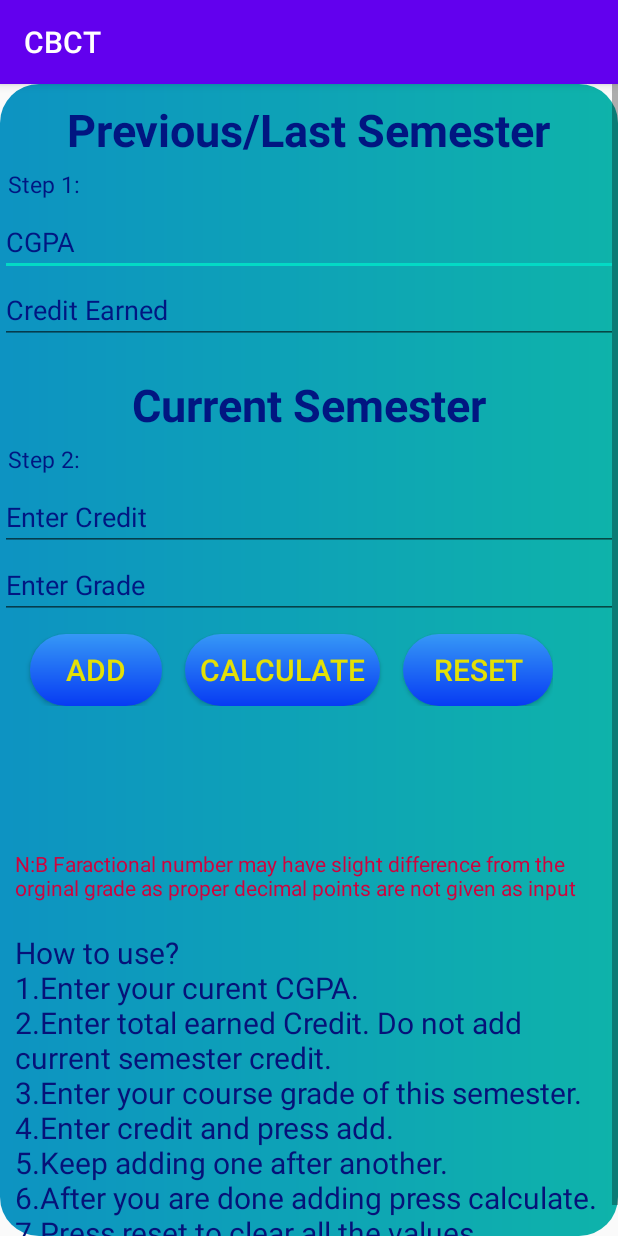
After one commit to CBCT-BBSR/CBCT_Android, an Android app: the directCgpaCalc screen opened directly, with no data from a screen before it, on a phone screen of 412 x 824 dp. The commit adds this screen. Run offline under Robolectric (Android 15) with nearby library versions, the light colour scheme and no system bars.

Commit message:
CGPA Calculater
SGPA calculater And CGPA calculater

```diff
--- a/app/src/main/AndroidManifest.xml
+++ b/app/src/main/AndroidManifest.xml
@@ -19,6 +19,9 @@
         <activity android:name=".StudentForgetPasswordActivity"/>
         <activity android:name=".FacultyForgetPasswordActivity"/>
         <activity android:name=".FacultySearchResult"/>
+        <activity android:name=".StudentCgpaActivity"/>
+        <activity android:name=".CGPACalc"/>
+        <activity android:name=".directCgpaCalc"/>
         <activity android:name=".TaskViewActivity"/>
         <activity android:name=".AddTaskActivity"/>
 
--- /dev/null
+++ b/app/src/main/java/com/cutm/majorproject/cbct/directCgpaCalc.java
@@ -0,0 +1,125 @@
+    package com.cutm.majorproject.cbct;
+
+    import android.os.Bundle;
+    import android.view.View;
+    import android.widget.Button;
+    import android.widget.EditText;
+    import android.widget.TextView;
+    import android.widget.Toast;
+
+    import androidx.appcompat.app.AppCompatActivity;
+
+    public class directCgpaCalc extends AppCompatActivity {
+
+        private EditText cgpaEdit;
+        private EditText totalCreditEdit;
+        private EditText gradeEdit;
+        private EditText creditEdit;
+
+        private Button add;
+        private Button calc;
+        private Button reset;
+
+        private TextView cgpaText;
+        private TextView courseText;
+
+        private int i = 0;
+        private double sumGrade = 0;
+        private double sumCredit = 0;
+
+        @Override
+        protected void onCreate(Bundle savedInstanceState) {
+            super.onCreate(savedInstanceState);
+            setContentView(R.layout.activity_direct_cgpa_calc);
+
+            cgpaEdit = findViewById(R.id.cgpaEditTextId);
+            totalCreditEdit = findViewById(R.id.totalCreditEarnedEditTextId);
+            gradeEdit = findViewById(R.id.gradeEditTextId);
+            creditEdit = findViewById(R.id.CreditEditTextId);
+
+            add = findViewById(R.id.addButtonId);
+            calc = findViewById(R.id.calculateButtonId);
+            reset = findViewById(R.id.resetButtonId);
+
+            cgpaText = findViewById(R.id.cgpaTextViewId);
+            courseText = findViewById(R.id.addedCourseTextViewId);
+
+
+            add.setOnClickListener(new View.OnClickListener() {
+                @Override
+                public void onClick(View v) {
+                    try{
+                        if(Double.parseDouble(creditEdit.getText().toString())<=10
+                                && Double.parseDouble(creditEdit.getText().toString())>=1) {
+                            if (Double.parseDouble(gradeEdit.getText().toString()) <= 10
+                                    && Double.parseDouble(gradeEdit.getText().toString()) >= 0) {
+
+                                sumGrade = sumGrade + (Double.parseDouble(gradeEdit.getText().toString()) * Double.parseDouble(creditEdit.getText().toString()));
+                                sumCredit = sumCredit + Double.parseDouble(creditEdit.getText().toString());
+                                i++;
+                                Toast.makeText(com.cutm.majorproject.cbct.directCgpaCalc.this, "Added", Toast.LENGTH_SHORT).show();
+                                courseText.setText(courseText.getText()+"\nCourse "+i+":\n"
+                                        +"Grade: "+gradeEdit.getText().toString()+" Credit: "+creditEdit.getText().toString()+"\n");
+                                gradeEdit.getText().clear();
+
+
+                            }
+                            else {
+                                Toast.makeText(com.cutm.majorproject.cbct.directCgpaCalc.this, "Enter Correct Values", Toast.LENGTH_SHORT).show();
+                            }
+                        }
+                        else{
+                            Toast.makeText(com.cutm.majorproject.cbct.directCgpaCalc.this, "Enter Correct Values", Toast.LENGTH_SHORT).show();
+                        }
+                    }
+
+                    catch (Exception e){
+                        Toast.makeText(com.cutm.majorproject.cbct.directCgpaCalc.this, "Enter  Values", Toast.LENGTH_SHORT).show();
+                    }
+            }
+            });
+
+            calc.setOnClickListener(new View.OnClickListener() {
+                @Override
+                public void onClick(View v) {
+                    try{
+                        if(Double.parseDouble(cgpaEdit.getText().toString())<=10 && Double.parseDouble(cgpaEdit.getText().toString())>=0){
+                            sumGrade = sumGrade + (Double.parseDouble(cgpaEdit.getText().toString())*Double.parseDouble(totalCreditEdit.getText().toString()));
+                            sumCredit = sumCredit + Double.parseDouble(totalCreditEdit.getText().toString());
+
+                            double result = sumGrade/sumCredit;
+
+                            cgpaText.setText(String.format("CGPA is: %.3f" ,  result));
+                        }
+
+                        else{
+                            Toast.makeText(com.cutm.majorproject.cbct.directCgpaCalc.this, "Enter Correct CGPA", Toast.LENGTH_SHORT).show();
+                        }
+                    }
+
+                    catch (Exception e){
+                        Toast.makeText(com.cutm.majorproject.cbct.directCgpaCalc.this, "Enter  Values", Toast.LENGTH_SHORT).show();
+                    }
+                }
+            });
+
+            reset.setOnClickListener(new View.OnClickListener() {
+                @Override
+                public void onClick(View v) {
+                    i = 0;
+                    sumCredit = 0;
+                    sumGrade = 0;
+                    cgpaText.setText("");
+                    courseText.setText("");
+
+                    cgpaEdit.getText().clear();
+                    totalCreditEdit.getText().clear();
+                    gradeEdit.getText().clear();
+                    creditEdit.getText().clear();
+
+                    Toast.makeText(com.cutm.majorproject.cbct.directCgpaCalc.this, "Reseted", Toast.LENGTH_SHORT).show();
+                }
+            });
+
+        }
+    }
--- /dev/null
+++ b/app/src/main/res/drawable/btn_submit.xml
@@ -0,0 +1,12 @@
+<?xml version="1.0" encoding="utf-8"?>
+<shape xmlns:android="http://schemas.android.com/apk/res/android" android:shape="rectangle" >
+    <corners
+        android:radius="25dp"
+        />
+    <gradient
+        android:angle="90"
+        android:endColor="#3698F6"
+        android:startColor="#073BF3"
+        />
+
+</shape>
--- /dev/null
+++ b/app/src/main/res/layout/activity_direct_cgpa_calc.xml
@@ -0,0 +1,170 @@
+<?xml version="1.0" encoding="utf-8"?>
+<ScrollView xmlns:android="http://schemas.android.com/apk/res/android"
+    xmlns:app="http://schemas.android.com/apk/res-auto"
+    xmlns:tools="http://schemas.android.com/tools"
+    android:layout_width="match_parent"
+    android:layout_height="match_parent"
+    android:background="@drawable/centre_button"
+    tools:context=".directCgpaCalc">
+
+    <LinearLayout
+        android:layout_width="match_parent"
+        android:layout_height="match_parent"
+        android:orientation="vertical">
+
+        <TextView
+            android:layout_marginTop="10dp"
+            android:layout_gravity="center"
+            android:layout_width="wrap_content"
+            android:layout_height="wrap_content"
+            android:text="Previous/Last Semester"
+            android:textStyle="bold"
+            android:textColor="#011681"
+            android:textSize="30sp"/>
+
+        <TextView
+            android:layout_width="wrap_content"
+            android:layout_height="wrap_content"
+            android:padding="5dp"
+            android:text="Step 1:"
+            android:textColor="#011681"
+            android:textSize="15sp"/>
+
+        <EditText
+            android:id="@+id/cgpaEditTextId"
+            android:layout_width="match_parent"
+            android:layout_height="wrap_content"
+            android:inputType="numberDecimal"
+            android:textColorHint="#011681"
+            android:textColor="#CF033E"
+            android:hint="CGPA" />
+
+
+
+        <EditText
+            android:id="@+id/totalCreditEarnedEditTextId"
+            android:layout_width="match_parent"
+            android:layout_height="wrap_content"
+            android:inputType="numberDecimal"
+            android:textColorHint="#011681"
+            android:textColor="#CF033E"
+            android:hint="Credit Earned" />
+
+        <TextView
+            android:layout_gravity="center"
+            android:layout_marginTop="20dp"
+            android:layout_width="wrap_content"
+            android:layout_height="wrap_content"
+            android:text="Current Semester"
+            android:textStyle="bold"
+            android:textColor="#011681"
+            android:textSize="30sp"/>
+
+        <TextView
+            android:layout_width="wrap_content"
+            android:layout_height="wrap_content"
+            android:padding="5dp"
+            android:text="Step 2:"
+            android:textColor="#011681"
+            android:textSize="15sp"/>
+
+
+        <EditText
+            android:id="@+id/CreditEditTextId"
+            android:layout_width="match_parent"
+            android:layout_height="wrap_content"
+            android:textColorHint="#011681"
+            android:textColor="#CF033E"
+            android:hint="Enter Credit"
+            android:inputType="numberDecimal"/>
+
+        <EditText
+            android:id="@+id/gradeEditTextId"
+            android:layout_width="match_parent"
+            android:layout_height="wrap_content"
+            android:textColorHint="#011681"
+            android:textColor="#CF033E"
+            android:hint="Enter Grade"
+            android:inputType="numberDecimal"
+            />
+
+        <LinearLayout
+            android:layout_width="wrap_content"
+            android:layout_height="wrap_content">
+            <Button
+                android:id="@+id/addButtonId"
+                android:layout_marginTop="10dp"
+                android:layout_width="wrap_content"
+                android:layout_height="wrap_content"
+                android:text="add"
+                android:background="@drawable/btn_submit"
+                android:textColor="#E4E005"
+                android:textSize="20sp"
+                android:layout_marginLeft="20dp"
+                android:layout_marginRight="15dp"/>
+
+            <Button
+                android:id="@+id/calculateButtonId"
+                android:layout_marginTop="10dp"
+                android:layout_width="130dp"
+                android:layout_height="wrap_content"
+                android:textSize="20sp"
+                android:background="@drawable/btn_submit"
+                android:layout_marginEnd="15dp"
+                android:textColor="#E4E005"
+                android:text="Calculate"/>
+
+            <Button
+                android:id="@+id/resetButtonId"
+                android:layout_marginTop="10dp"
+                android:layout_width="100dp"
+                android:layout_height="wrap_content"
+                android:background="@drawable/btn_submit"
+                android:textColor="#E4E005"
+                android:textSize="20sp"
+                android:text="Reset"/>
+
+        </LinearLayout>
+
+        <TextView
+            android:id="@+id/cgpaTextViewId"
+            android:layout_width="wrap_content"
+            android:padding="10dp"
+            android:layout_height="wrap_content"
+            android:textSize="20sp"
+            android:textColor="@color/colorPrimaryDark"/>
+
+
+        <TextView
+            android:id="@+id/addedCourseTextViewId"
+            android:padding="5dp"
+            android:layout_width="wrap_content"
+            android:layout_height="wrap_content"
+            android:textSize="20sp" />
+
+        <TextView
+            android:layout_margin="10dp"
+            android:layout_width="wrap_content"
+            android:layout_height="wrap_content"
+            android:textColor="#CF033E"
+            android:text="N:B Faractional number may have slight difference from the orginal grade as proper decimal points are not given as input"/>
+
+        <TextView
+            android:padding="10dp"
+            android:textSize="20sp"
+            android:layout_width="wrap_content"
+            android:layout_height="wrap_content"
+            android:textColor="#061278"
+            android:text="How to use?\n1.Enter your curent CGPA.\n2.Enter total earned Credit. Do not add current semester credit.\n3.Enter your course grade of this semester.\n4.Enter credit and press add.\n5.Keep adding one after another.\n6.After you are done adding press calculate.\n7.Press reset to clear all the values."
+            />
+
+    </LinearLayout>
+
+
+
+
+
+
+
+
+</ScrollView>
--- a/app/src/main/res/layout/activity_student_homepage.xml
+++ b/app/src/main/res/layout/activity_student_homepage.xml
@@ -64,7 +64,7 @@
             android:orientation="vertical">
 
             <ImageView
-                android:id="@+id/iv_calulator"
+                android:id="@+id/iv_calculator"
                 android:layout_width="100dp"
                 android:layout_height="100dp"
                 android:padding="13dp"
@@ -78,7 +78,7 @@
                 android:layout_marginStart="29dp"
                 android:layout_marginTop="10dp"
                 android:textStyle="bold"
-                android:text="SGPA Calculator "
+                android:text="CGPA Calculator "
                 android:background="#34A3D5"
                 android:textSize="18sp"
                 android:textColor="#011681"/>
```
Also changed, not shown: app/src/main/java/com/cutm/majorproject/cbct/CGPACalc.java (added, +106 -0 lines), app/src/main/java/com/cutm/majorproject/cbct/StudentCgpaActivity.java (added, +66 -0 lines), app/src/main/java/com/cutm/majorproject/cbct/StudentHomepageActivity.java (+17 -0 lines), app/src/main/res/layout/activity_cgpacalc.xml (added, +130 -0 lines), app/src/main/res/layout/activity_student_cgpa.xml (added, +81 -0 lines).
